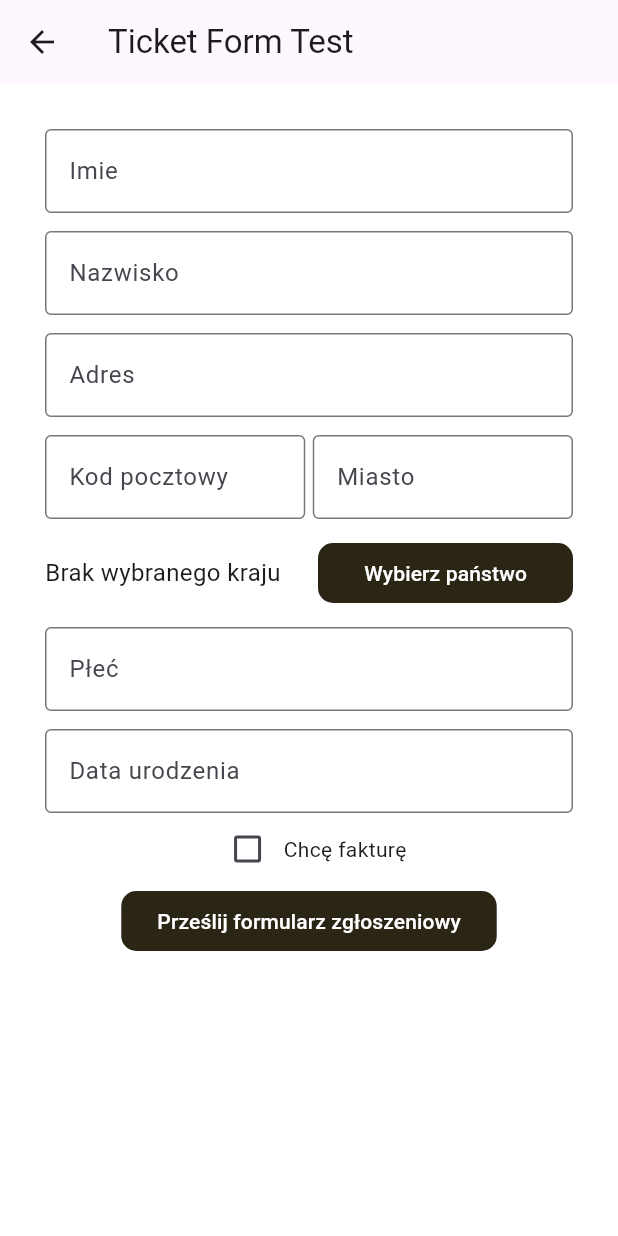
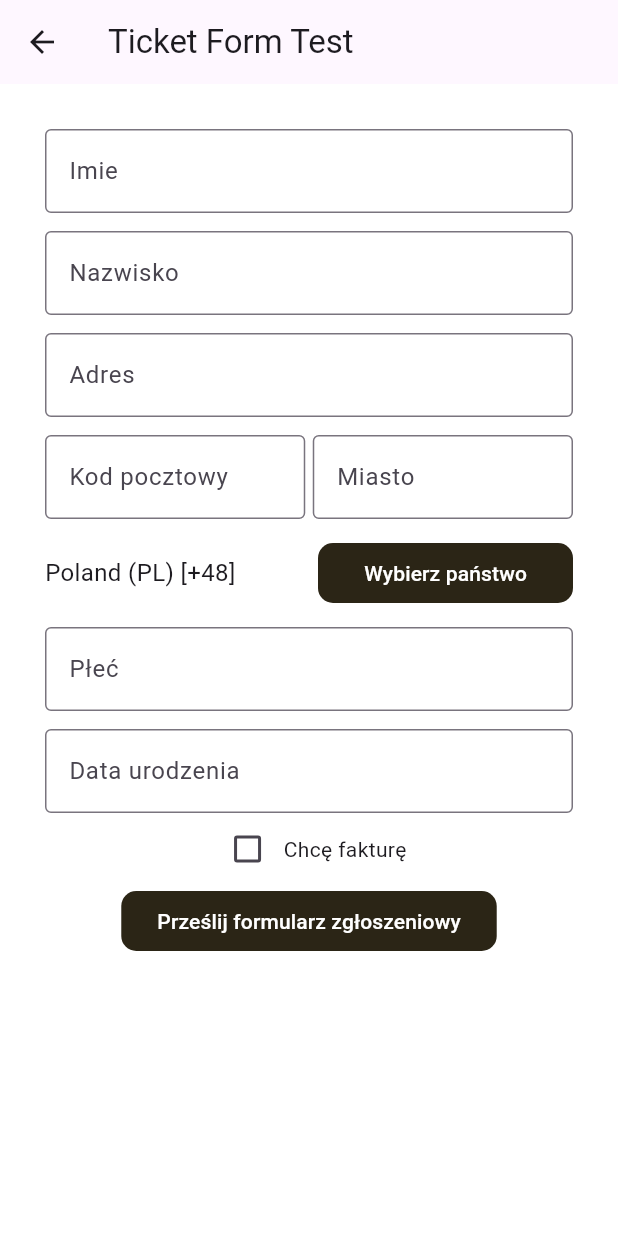
Before and after one commit to MaciejCiesielsk/PyrcampApp, a Flutter app: the FormScreen screen opened directly, on a phone screen of 412 x 824 dp. Run offline on Flutter 3.47's test engine with Material 3 defaults, Android fonts, the phone set to English and light mode, and no system bars; our stand-ins replace cloud_firestore, country_picker, firebase_auth, firebase_core; accounts and stored records are empty.

Commit message:
set default country to poland

```diff
--- a/pyrcamp_app/lib/screens/ticket_form_screen.dart
+++ b/pyrcamp_app/lib/screens/ticket_form_screen.dart
@@ -19,7 +19,7 @@ class _FormScreenState extends State<FormScreen> {
   var _enteredAddress = '';
   var _enteredZipCode = '';
   var _enteredCity = '';
-  var _enteredCountry = '';
+  var _enteredCountry = 'Poland (PL) [+48]';
   var _enteredSex = '';
   var _enteredBirthDate = '';
 
```
